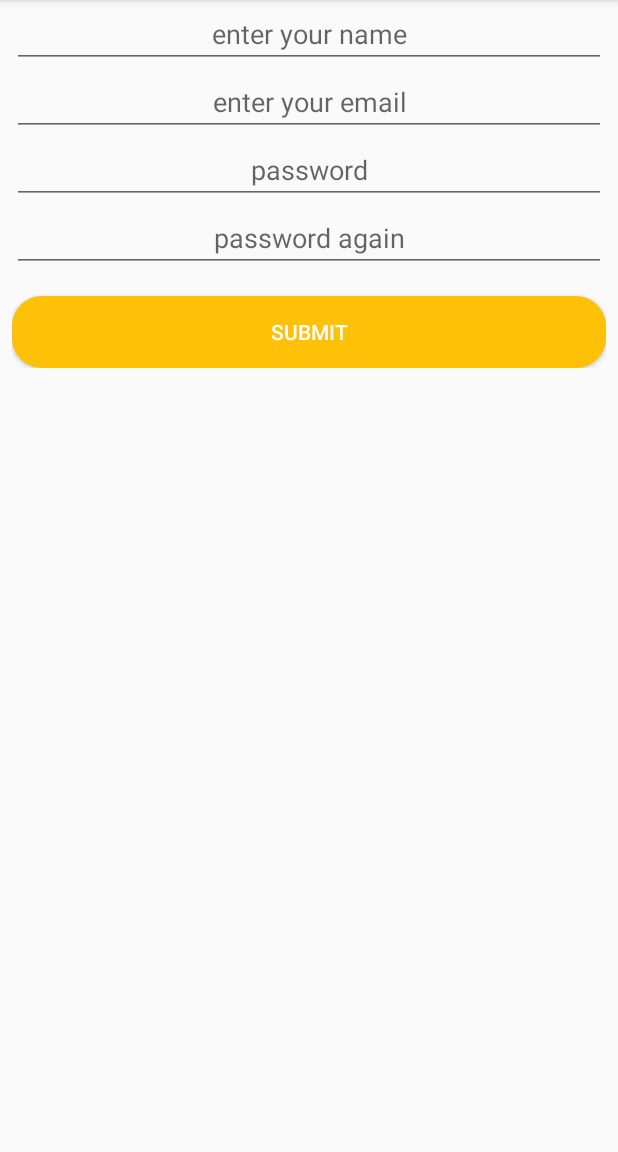
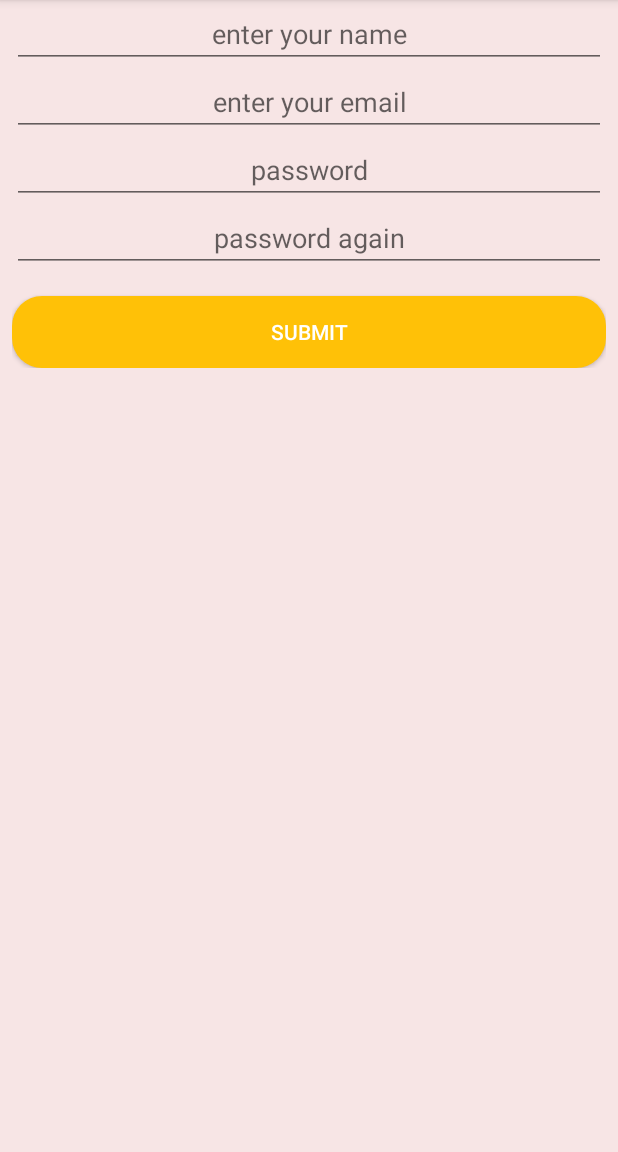
Before and after one commit to CivitasHaw/Civitas, an Android app: the fragment RegisterFragment placed in its activity, on a phone screen of 412 x 824 dp, the part 84-1236 px from its top. Run offline under Robolectric (Android 15) with nearby library versions, the phone set to English and light mode, and no system bars; libraries missing offline, so code that uses them is left out: com.backendless, com.backendless.async, com.backendless.exceptions, com.backendless.files, com.backendless.geo; 10 statements that could not run were skipped.

Commit message:
change background color to light grey. apply on layout xmls

```diff
--- a/app/src/main/res/layout/fragment_artefact_detail.xml
+++ b/app/src/main/res/layout/fragment_artefact_detail.xml
@@ -4,7 +4,7 @@
     xmlns:tools="http://schemas.android.com/tools"
     android:layout_width="match_parent"
     android:layout_height="match_parent"
-    android:background="@color/white"
+    android:background="@color/light_grey"
     android:orientation="vertical"
     android:layout_marginTop="8dp"
     tools:context=".MainActivity">
--- a/app/src/main/res/layout/fragment_artefact_list.xml
+++ b/app/src/main/res/layout/fragment_artefact_list.xml
@@ -5,7 +5,7 @@
     android:layout_width="match_parent"
     android:layout_height="match_parent"
     android:orientation="vertical"
-    android:background="@color/white"
+    android:background="@color/light_grey"
     tools:context=".MainActivity">
 
     <ProgressBar
--- a/app/src/main/res/layout/fragment_login.xml
+++ b/app/src/main/res/layout/fragment_login.xml
@@ -4,7 +4,7 @@
     xmlns:tools="http://schemas.android.com/tools"
     android:layout_width="match_parent"
     android:layout_height="match_parent"
-    android:background="@color/white"
+    android:background="@color/light_grey"
     android:orientation="vertical"
     tools:context=".MainActivity">
 
--- a/app/src/main/res/layout/fragment_register.xml
+++ b/app/src/main/res/layout/fragment_register.xml
@@ -3,6 +3,7 @@
     xmlns:app="http://schemas.android.com/apk/res-auto"
     xmlns:tools="http://schemas.android.com/tools"
     android:layout_width="match_parent"
+    android:background="@color/light_grey"
     android:layout_height="match_parent"
     android:orientation="vertical"
     tools:context=".MainActivity">
--- a/app/src/main/res/values/colors.xml
+++ b/app/src/main/res/values/colors.xml
@@ -9,6 +9,6 @@
     <color name="white">#FFFFFF</color>
     <color name="black">#000000</color>
     <color name="grey">#737070</color>
-    <color name="light_grey">#a59f9f</color>
+    <color name="light_grey">#F7E5E5</color>
     <color name="civitas_dark_grey">#2d2d2d</color>
 </resources>
```
